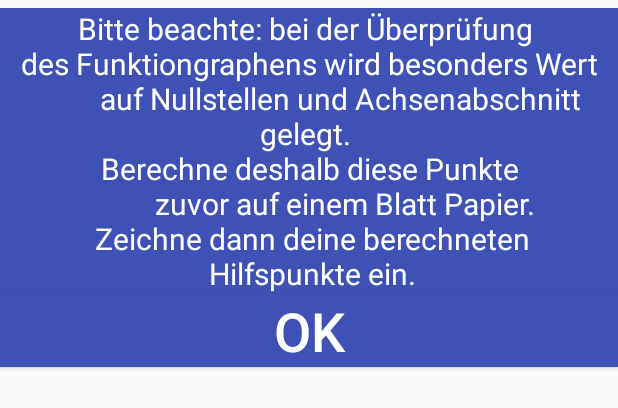
After one commit to Kathixx/TanzDerFunktionen2, an Android app: the layout popup_maininfo.xml on its own in the app's theme, with its tools: preview values and no code run, on a phone screen of 412 x 824 dp. The commit adds this screen. Shown: the top 408 px of the screen. Run offline under Robolectric (Android 15) with nearby library versions, the phone set to English and light mode, and no system bars.

Commit message:
Pop Up Window 2 und 3(vorbereitet)
PopUp2: Falls nichts gezeichnet wurde
PopUp3: Überprüfung des Intervalls
PopUp bei Start funktioniert noch nciht ist vorbereitet

```diff
--- a/app/src/main/java/com/example/arabellaprivat/tanzderfunktionen/Activities/Bewertung.java
+++ b/app/src/main/java/com/example/arabellaprivat/tanzderfunktionen/Activities/Bewertung.java
@@ -182,6 +182,7 @@ public class Bewertung extends AppCompatActivity {
         // mit den "Stift"-Eigenschaften, die je nach Level verändert wurden
         canvas.drawCircle(linkerAbstand, bitmap.getHeight()/2, 45, paint);
 
+
         // in die ImageView einfügen
         i_points.setImageBitmap(bitmap);
     }
--- /dev/null
+++ b/app/src/main/res/layout/popup_maininfo.xml
@@ -0,0 +1,34 @@
+<?xml version="1.0" encoding="utf-8"?>
+<LinearLayout
+    xmlns:android="http://schemas.android.com/apk/res/android"
+    xmlns:tools="http://schemas.android.com/tools"
+    android:id="@+id/popup_element_4"
+    android:orientation="vertical"
+    android:layout_width="match_parent"
+    android:layout_height="match_parent">
+
+    <TextView
+        android:id="@+id/content"
+        android:layout_width="match_parent"
+        android:layout_height="wrap_content"
+        android:layout_marginTop="5sp"
+        android:text="Bitte beachte: bei der Überprüfung \n des Funktiongraphens wird besonders Wert \n
+        auf Nullstellen und Achsenabschnitt gelegt. \n Berechne deshalb diese Punkte \n
+         zuvor auf einem Blatt Papier.\n Zeichne dann deine berechneten\n Hilfspunkte ein."
+        android:textAlignment="center"
+        android:textSize="20dp"
+        android:background="@color/colorPrimary"
+        android:textColor="@android:color/background_light" />
+
+    <Button
+        android:text="OK"
+        android:layout_width="match_parent"
+        android:layout_height="wrap_content"
+        android:id="@+id/ok"
+        android:textColor="@android:color/background_light"
+        android:background="@color/colorPrimary"
+        android:textAllCaps="false"
+        android:textAlignment="center"
+        android:textSize="36sp" />
+
+</LinearLayout>
```
Also changed, not shown: app/src/main/java/com/example/arabellaprivat/tanzderfunktionen/Activities/MainActivity.java (+12 -1 lines), app/src/main/java/com/example/arabellaprivat/tanzderfunktionen/activities/Spiel.java (+162 -88 lines), app/src/main/java/com/example/arabellaprivat/tanzderfunktionen/checkAndDraw/Hilfspunkte.java (+0 -8 lines), app/src/main/java/com/example/arabellaprivat/tanzderfunktionen/checkAndDraw/Pruefung.java (+22 -0 lines), app/src/main/java/com/example/arabellaprivat/tanzderfunktionen/checkAndDraw/Zeichenfläche.java (+4 -4 lines), app/src/main/res/layout/popup_pathtooshort.xml (added, +32 -0 lines), app/src/main/res/layout/popupwindow2.xml (added, +32 -0 lines).
